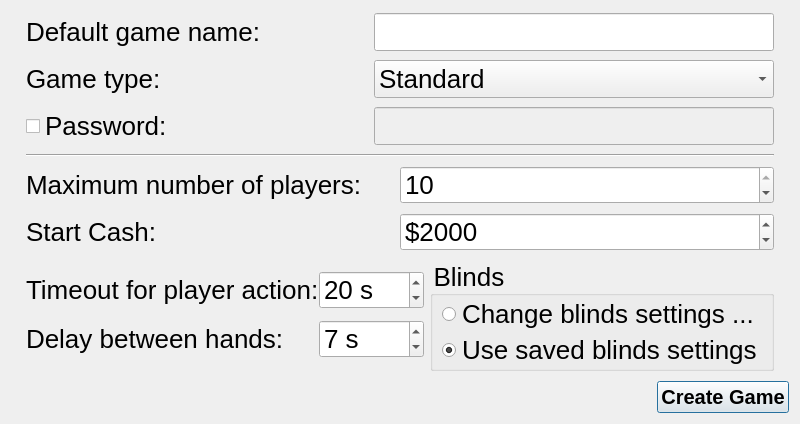
Old version of the form src/gui/qt/gui_800x480/createinternetgamedialog_800x480.ui in the repository pokerth/pokerth.
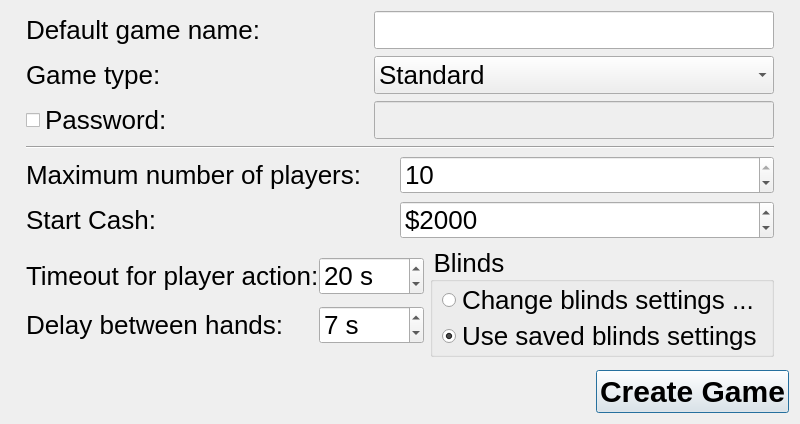
New version of the form. Icons and pictures are not drawn.

The edit to the form file:
```diff
--- a/src/gui/qt/gui_800x480/createinternetgamedialog_800x480.ui
+++ b/src/gui/qt/gui_800x480/createinternetgamedialog_800x480.ui
@@ -50,7 +50,7 @@
      <item>
       <widget class="QPushButton" name="pushButton_createGame">
        <property name="styleSheet">
-        <string notr="true">QObject {font: bold 20px}</string>
+        <string notr="true">QObject {font: bold 30px}</string>
        </property>
        <property name="text">
         <string>Create Game</string>
```
Left out of the diff: 8 changed lines with no effect on the pictures.
